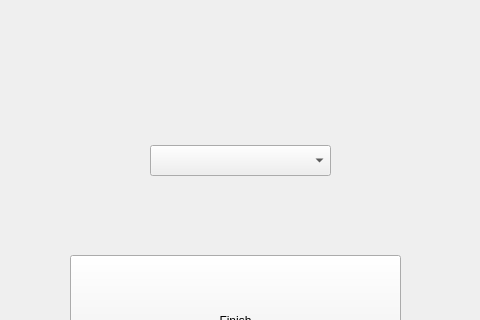
Above: sensorsettings.ui from azar923/sandboxQt before the change; both pictures show x 190 to 670 and y 85 to 405 of the 869 by 718 pixel window. Below: the same form after it.
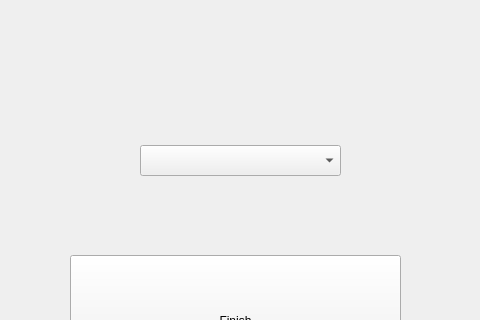
That is the form after the change.

The edit to the form file:
```diff
--- a/sensorsettings.ui
+++ b/sensorsettings.ui
@@ -58,9 +58,9 @@
   <widget class="QComboBox" name="resolution">
    <property name="geometry">
     <rect>
-     <x>340</x>
+     <x>330</x>
      <y>230</y>
-     <width>181</width>
+     <width>201</width>
      <height>31</height>
     </rect>
    </property>
```
Left out of the diff: 10 changed lines with no effect on the pictures.
